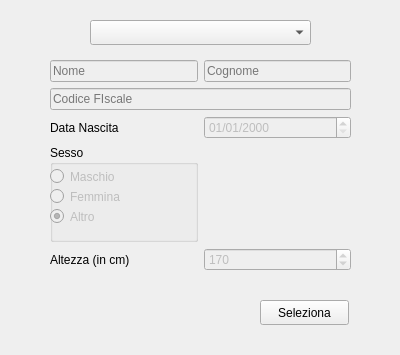
First picture: the form in src/gui_pkg/include/gui_pkg/select_user_form.ui, repository cristianbass01/GUI_robotic_exoskeleton, before the edit.
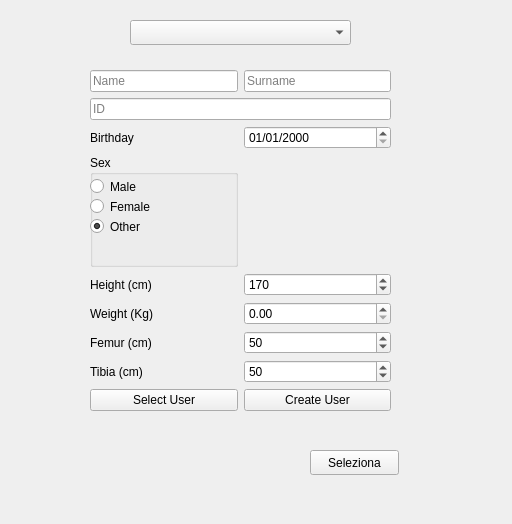
Second picture: the form after the edit.

Diff of the .ui file:
```diff
--- a/src/gui_pkg/include/gui_pkg/select_user_form.ui
+++ b/src/gui_pkg/include/gui_pkg/select_user_form.ui
@@ -6,8 +6,8 @@
    <rect>
     <x>0</x>
     <y>0</y>
-    <width>400</width>
-    <height>355</height>
+    <width>512</width>
+    <height>524</height>
    </rect>
   </property>
   <property name="windowTitle">
@@ -16,7 +16,7 @@
   <widget class="QComboBox" name="CB_selectUser">
    <property name="geometry">
     <rect>
-     <x>90</x>
+     <x>130</x>
      <y>20</y>
      <width>221</width>
      <height>25</height>
@@ -26,8 +26,8 @@
   <widget class="QPushButton" name="BT_select">
    <property name="geometry">
     <rect>
-     <x>260</x>
-     <y>300</y>
+     <x>310</x>
+     <y>450</y>
      <width>89</width>
      <height>25</height>
     </rect>
@@ -39,45 +39,22 @@
   <widget class="QWidget" name="gridLayoutWidget">
    <property name="geometry">
     <rect>
-     <x>50</x>
-     <y>60</y>
+     <x>90</x>
+     <y>70</y>
      <width>301</width>
-     <height>211</height>
+     <height>341</height>
     </rect>
    </property>
    <layout class="QGridLayout" name="gridLayout">
-    <item row="0" column="0">
-     <widget class="QLineEdit" name="TB_name">
-      <property name="enabled">
-       <bool>false</bool>
-      </property>
-      <property name="placeholderText">
-       <string>Nome</string>
-      </property>
-     </widget>
-    </item>
-    <item row="0" column="1">
-     <widget class="QLineEdit" name="TB_surname">
-      <property name="enabled">
-       <bool>false</bool>
-      </property>
-      <property name="placeholderText">
-       <string>Cognome</string>
-      </property>
-     </widget>
-    </item>
-    <item row="5" column="0">
-     <widget class="QLabel" name="LB_height">
+    <item row="9" column="0">
+     <widget class="QPushButton" name="BT_selectUser">
       <property name="text">
-       <string>Altezza (in cm)</string>
+       <string>Select User</string>
       </property>
      </widget>
     </item>
     <item row="5" column="1">
      <widget class="QSpinBox" name="NB_height">
-      <property name="enabled">
-       <bool>false</bool>
-      </property>
       <property name="maximum">
        <number>300</number>
       </property>
@@ -88,9 +65,6 @@
     </item>
     <item row="2" column="1">
      <widget class="QDateEdit" name="DE_birthday">
-      <property name="enabled">
-       <bool>false</bool>
-      </property>
       <property name="minimumDate">
        <date>
         <year>1900</year>
@@ -106,19 +80,61 @@
     <item row="2" column="0">
      <widget class="QLabel" name="LB_birthday">
       <property name="text">
-       <string>Data Nascita</string>
+       <string>Birthday</string>
+      </property>
+     </widget>
+    </item>
+    <item row="1" column="0" colspan="2">
+     <widget class="QLineEdit" name="TB_id">
+      <property name="maxLength">
+       <number>16</number>
+      </property>
+      <property name="placeholderText">
+       <string>ID</string>
+      </property>
+     </widget>
+    </item>
+    <item row="5" column="0">
+     <widget class="QLabel" name="LB_height">
+      <property name="text">
+       <string>Height (cm)</string>
+      </property>
+     </widget>
+    </item>
+    <item row="0" column="1">
+     <widget class="QLineEdit" name="TB_surname">
+      <property name="placeholderText">
+       <string>Surname</string>
+      </property>
+     </widget>
+    </item>
+    <item row="6" column="0">
+     <widget class="QLabel" name="LB_weight">
+      <property name="text">
+       <string>Weight (Kg)</string>
+      </property>
+     </widget>
+    </item>
+    <item row="0" column="0">
+     <widget class="QLineEdit" name="TB_name">
+      <property name="placeholderText">
+       <string>Name</string>
+      </property>
+     </widget>
+    </item>
+    <item row="9" column="1">
+     <widget class="QPushButton" name="BT_create">
+      <property name="text">
+       <string>Create User</string>
       </property>
      </widget>
     </item>
     <item row="4" column="0">
      <widget class="QGroupBox" name="GB_gender">
       <property name="title">
-       <string>Sesso</string>
+       <string>Sex</string>
       </property>
       <widget class="QRadioButton" name="RB_male">
-       <property name="enabled">
-        <bool>false</bool>
-       </property>
        <property name="geometry">
         <rect>
          <x>0</x>
@@ -128,13 +144,10 @@
         </rect>
        </property>
        <property name="text">
-        <string>Maschio</string>
+        <string>Male</string>
        </property>
       </widget>
       <widget class="QRadioButton" name="RB_female">
-       <property name="enabled">
-        <bool>false</bool>
-       </property>
        <property name="geometry">
         <rect>
          <x>0</x>
@@ -144,13 +157,10 @@
         </rect>
        </property>
        <property name="text">
-        <string>Femmina</string>
+        <string>Female</string>
        </property>
       </widget>
       <widget class="QRadioButton" name="RB_other">
-       <property name="enabled">
-        <bool>false</bool>
-       </property>
        <property name="geometry">
         <rect>
          <x>0</x>
@@ -160,7 +170,7 @@
         </rect>
        </property>
        <property name="text">
-        <string>Altro</string>
+        <string>Other</string>
        </property>
        <property name="checked">
         <bool>true</bool>
@@ -168,16 +178,44 @@
       </widget>
      </widget>
     </item>
-    <item row="1" column="0" colspan="2">
-     <widget class="QLineEdit" name="TB_cf">
-      <property name="enabled">
-       <bool>false</bool>
+    <item row="7" column="0">
+     <widget class="QLabel" name="LB_femur">
+      <property name="text">
+       <string>Femur (cm)</string>
       </property>
-      <property name="maxLength">
-       <number>16</number>
+     </widget>
+    </item>
+    <item row="8" column="0">
+     <widget class="QLabel" name="LB_tibia">
+      <property name="text">
+       <string>Tibia (cm)</string>
       </property>
-      <property name="placeholderText">
-       <string>Codice FIscale</string>
+     </widget>
+    </item>
+    <item row="8" column="1">
+     <widget class="QSpinBox" name="NB_tibia">
+      <property name="maximum">
+       <number>300</number>
+      </property>
+      <property name="value">
+       <number>50</number>
+      </property>
+     </widget>
+    </item>
+    <item row="6" column="1">
+     <widget class="QDoubleSpinBox" name="NB_weight">
+      <property name="maximum">
+       <double>500.000000000000000</double>
+      </property>
+     </widget>
+    </item>
+    <item row="7" column="1">
+     <widget class="QSpinBox" name="NB_femur">
+      <property name="maximum">
+       <number>300</number>
+      </property>
+      <property name="value">
+       <number>50</number>
       </property>
      </widget>
     </item>
```
